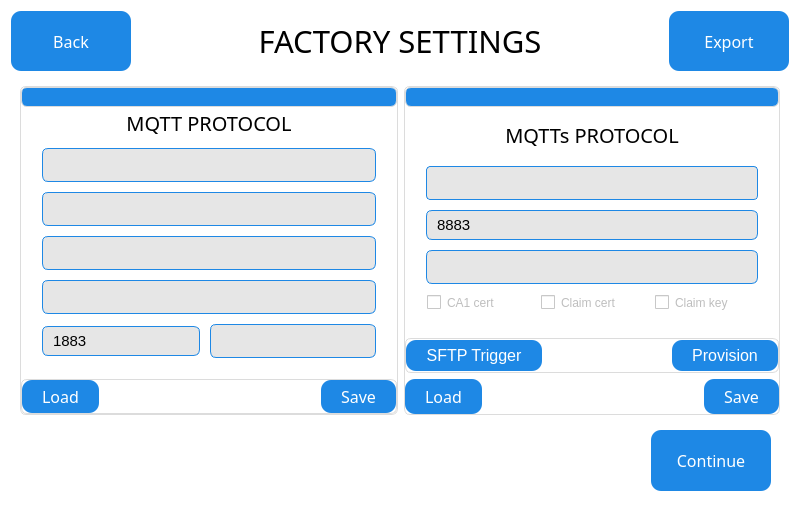
Before: the Qt Designer form QT_APP/factsetting.ui in eSpark-Backup/nabilfesal-msm-fw, drawn with Qt 5.
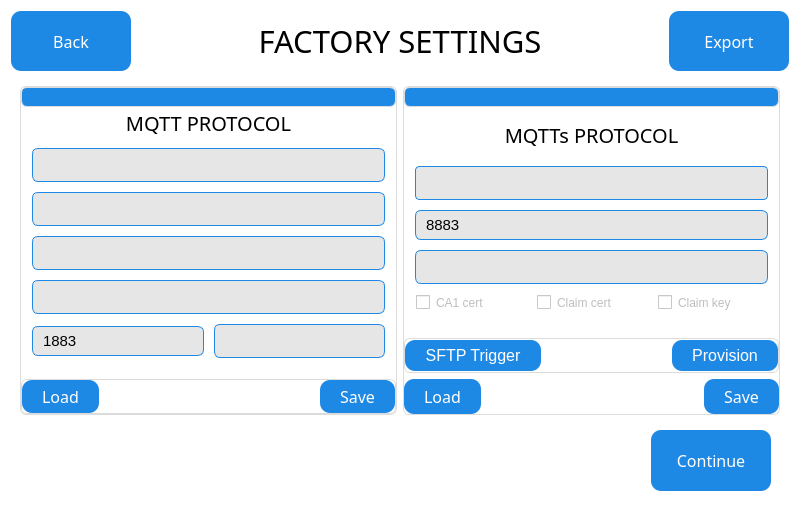
After: the same form once the commit is applied. The open tabs and pages were chosen to show the change.

The edit to the form file:
```diff
--- a/QT_APP/factsetting.ui
+++ b/QT_APP/factsetting.ui
@@ -231,13 +231,13 @@
                 <number>10</number>
                </property>
                <property name="leftMargin">
-                <number>20</number>
+                <number>10</number>
                </property>
                <property name="topMargin">
                 <number>0</number>
                </property>
                <property name="rightMargin">
-                <number>20</number>
+                <number>10</number>
                </property>
                <property name="bottomMargin">
                 <number>20</number>
@@ -611,13 +611,13 @@
                 <number>10</number>
                </property>
                <property name="leftMargin">
-                <number>20</number>
+                <number>10</number>
                </property>
                <property name="topMargin">
                 <number>0</number>
                </property>
                <property name="rightMargin">
-                <number>20</number>
+                <number>10</number>
                </property>
                <property name="bottomMargin">
                 <number>20</number>
```
Left out of the diff: 2 changed lines with no effect on the pictures.
